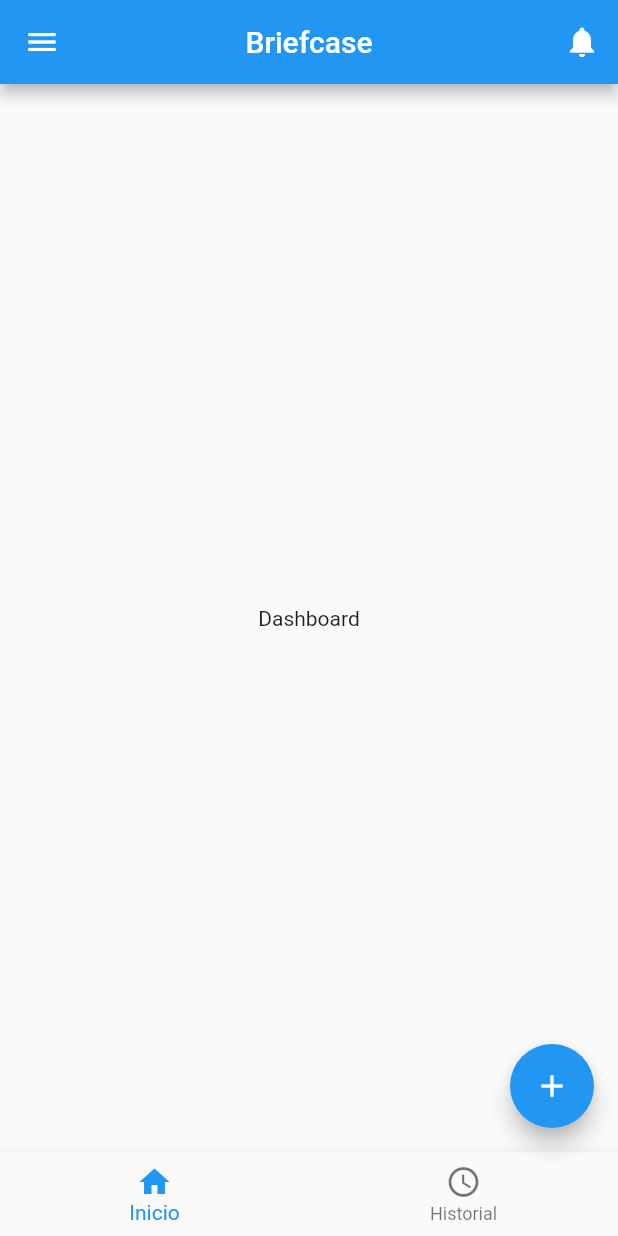
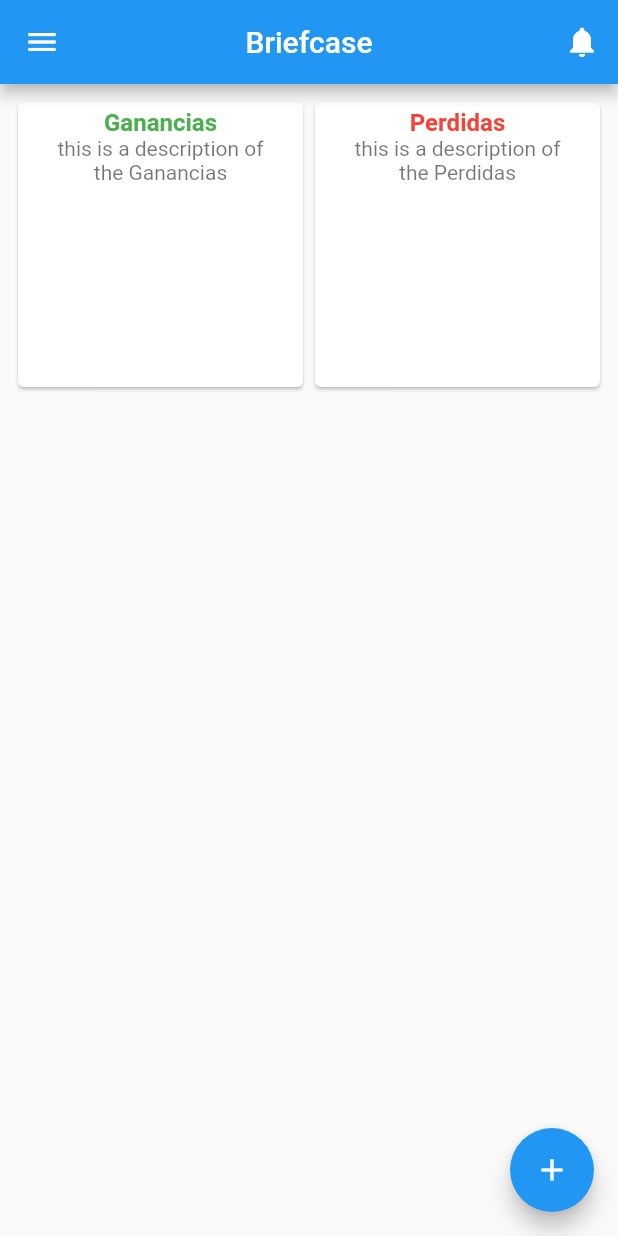
Before and after one commit to FelixAVeras/Briefcase_App, a Flutter app: the screen it shows after launch, after a tap on "Iniciar Sesion", on a phone screen of 412 x 824 dp. Run offline on Flutter 3.47's test engine with Material 2 defaults, Android fonts, the phone set to English and light mode, and no system bars.

Commit message:
Working on Dashboard page

```diff
--- a/lib/src/pages/dashboard_page.dart
+++ b/lib/src/pages/dashboard_page.dart
@@ -4,7 +4,31 @@ class DashboardPage extends StatelessWidget {
   @override
   Widget build(BuildContext context) {
     return Scaffold(
-      body: Center(child: Text('Dashboard')),
-    );
+        body: GridView.count(
+      padding: EdgeInsets.all(8.0),
+      crossAxisCount: 2,
+      children: [
+        Card(
+          child: ListTile(
+              title: Text(
+                'Ganancias',
+                textAlign: TextAlign.center,
+                style:
+                    TextStyle(color: Colors.green, fontWeight: FontWeight.bold),
+              ),
+              subtitle: Text('this is a description of the Ganancias',
+                  textAlign: TextAlign.center)),
+        ),
+        Card(
+          child: ListTile(
+              title: Text('Perdidas',
+                  textAlign: TextAlign.center,
+                  style: TextStyle(
+                      color: Colors.red, fontWeight: FontWeight.bold)),
+              subtitle: Text('this is a description of the Perdidas',
+                  textAlign: TextAlign.center)),
+        )
+      ],
+    ));
   }
 }
--- a/lib/src/pages/history_page.dart
+++ b/lib/src/pages/history_page.dart
@@ -4,6 +4,9 @@ class HistoryPage extends StatelessWidget {
   @override
   Widget build(BuildContext context) {
     return Scaffold(
+      appBar: AppBar(
+        title: Text('Briefcase - Historial'),
+      ),
       body: Center(child: Text('Historial')),
     );
   }
--- a/lib/src/pages/home_page.dart
+++ b/lib/src/pages/home_page.dart
@@ -30,7 +30,7 @@ class _HomePageState extends State<HomePage> {
         ],
       ),
       body: _loadPage(currentIndex),
-      bottomNavigationBar: _customBottomNavigationBar(),
+      // bottomNavigationBar: _customBottomNavigationBar(),
       floatingActionButton: FloatingActionButton(
         child: Icon(Icons.add),
         onPressed: () => {
@@ -44,35 +44,47 @@ class _HomePageState extends State<HomePage> {
         children: [
           DrawerHeader(
             decoration: BoxDecoration(
-                // color: Colors.red,
-                // image: DecorationImage(
-                //     image: AssetImage('assets/drawerHeaderBG.jpg'),
-                //     fit: BoxFit.cover)
-                ),
-            child: Text('Briefcase'),
+              color: Colors.blue,
+              // image: DecorationImage(
+              //     image: AssetImage('assets/drawerHeaderBG.jpg'),
+              //     fit: BoxFit.cover)
+            ),
+            child: Text('Briefcase',
+                style: TextStyle(color: Colors.white, fontSize: 24)),
           ),
+          ListTile(
+            leading: Icon(Icons.bar_chart),
+            title: Text('Cuentas'),
+            onTap: () => {Navigator.of(context).pop()},
+          ),
+          Divider(),
+          ListTile(
+            leading: Icon(Icons.check_circle),
+            title: Text('Metas'),
+            onTap: () => {Navigator.of(context).pop()},
+          ),
+          Divider(),
           ListTile(
             leading: Icon(Icons.access_time),
             title: Text('Historial'),
-            onTap: () => {},
+            onTap: () => {
+              Navigator.of(context).pop(),
+              Navigator.push(context,
+                  MaterialPageRoute(builder: (context) => HistoryPage()))
+            },
           ),
           Divider(),
           ListTile(
-            leading: Icon(Icons.verified),
-            title: Text('Ofertas'),
-            onTap: () => {},
-          ),
-          Divider(),
-          ListTile(
-            leading: Icon(Icons.settings),
-            title: Text('Ajustes'),
-            onTap: () => {},
+            leading: Icon(Icons.credit_card),
+            title: Text('Tarjetas y Cuentas'),
+            onTap: () => {Navigator.of(context).pop()},
           ),
           Divider(),
           ListTile(
             leading: Icon(Icons.logout),
             title: Text('Cerrar Sesión'),
             onTap: () => {
+              Navigator.of(context).pop(),
               Navigator.push(
                   context, MaterialPageRoute(builder: (context) => LoginPage()))
             },
@@ -94,19 +106,19 @@ class _HomePageState extends State<HomePage> {
     }
   }
 
-  Widget _customBottomNavigationBar() {
-    return BottomNavigationBar(
-      currentIndex: currentIndex,
-      onTap: (index) {
-        setState(() {
-          currentIndex = index;
-        });
-      },
-      items: [
-        BottomNavigationBarItem(icon: Icon(Icons.home), label: 'Inicio'),
-        BottomNavigationBarItem(
-            icon: Icon(Icons.access_time), label: 'Historial')
-      ],
-    );
-  }
+  // Widget _customBottomNavigationBar() {
+  //   return BottomNavigationBar(
+  //     currentIndex: currentIndex,
+  //     onTap: (index) {
+  //       setState(() {
+  //         currentIndex = index;
+  //       });
+  //     },
+  //     items: [
+  //       BottomNavigationBarItem(icon: Icon(Icons.home), label: 'Inicio'),
+  //       BottomNavigationBarItem(
+  //           icon: Icon(Icons.access_time), label: 'Historial')
+  //     ],
+  //   );
+  // }
 }
--- a/lib/src/pages/login_page.dart
+++ b/lib/src/pages/login_page.dart
@@ -21,18 +21,22 @@ class _loginPageState extends State<LoginPage> {
             child: ListView(padding: EdgeInsets.all(8.0), children: [
       Center(
         child: Container(
+          margin: EdgeInsets.only(top: 58.0),
           padding: EdgeInsets.all(8.0),
           child: Column(children: [
             Image.asset('assets/briefcase.png'),
             SizedBox(height: 15.0),
             Text('Briefcase',
-                style: TextStyle(fontWeight: FontWeight.bold, fontSize: 28.0)),
-            SizedBox(height: 30.0),
-            Text('Iniciar Sesion',
                 style: TextStyle(
                     fontWeight: FontWeight.bold,
-                    fontSize: 24.0,
-                    fontStyle: FontStyle.italic)),
+                    fontSize: 28.0,
+                    color: Colors.blue)),
+            // SizedBox(height: 30.0),
+            // Text('Iniciar Sesion',
+            //     style: TextStyle(
+            //         fontWeight: FontWeight.bold,
+            //         fontSize: 24.0,
+            //         fontStyle: FontStyle.italic)),
             SizedBox(height: 15.0),
             Container(
               child: Column(children: [
@@ -83,7 +87,6 @@ class _loginPageState extends State<LoginPage> {
                       color: Colors.blue,
                       textColor: Colors.white,
                     ),
-                    SizedBox(height: 25.0),
                     // RaisedButton(
                     //   child: Text('Registro de Usuario'),
                     //   padding: EdgeInsets.symmetric(
```
